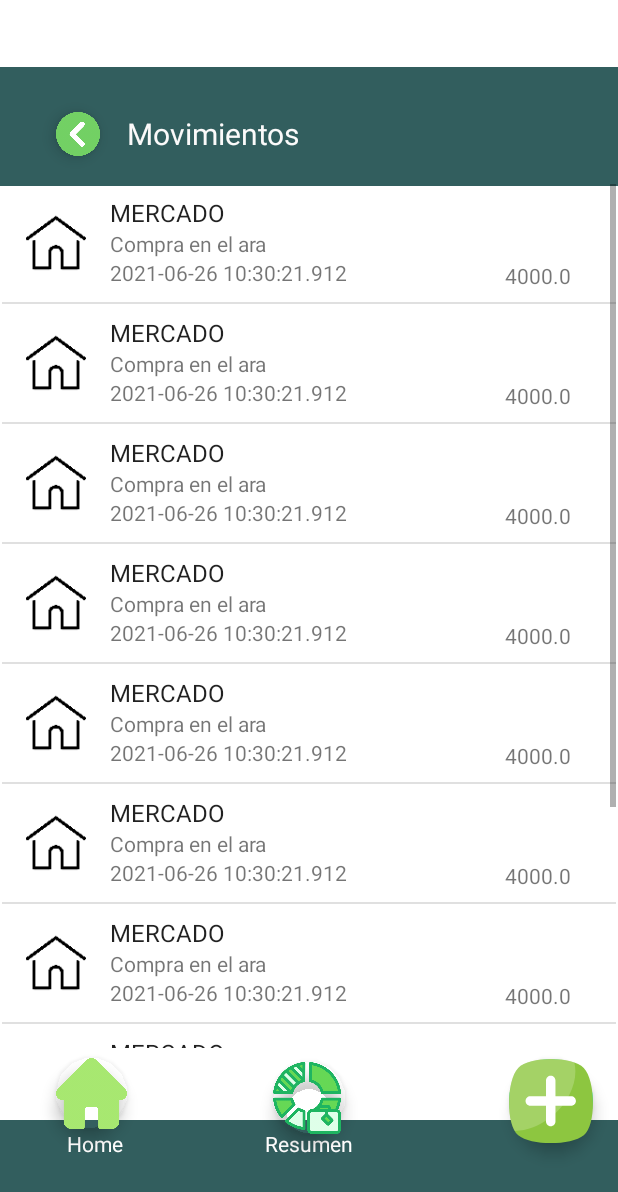
After one commit to AlexanderCanonVillalba/micartera, an Android app: the DetailsFragment screen opened directly, with no data from a screen before it, on a phone screen of 412 x 824 dp. The commit adds this screen. Shown: the top 1192 px of the screen. Run offline under Robolectric (Android 15) with nearby library versions, the light colour scheme and no system bars.

Commit message:
implementation financial details

```diff
--- a/app/build.gradle
+++ b/app/build.gradle
@@ -40,7 +40,9 @@ dependencies {
     implementation 'androidx.lifecycle:lifecycle-viewmodel-ktx:2.2.0'
     implementation 'androidx.navigation:navigation-fragment:2.3.0'
     implementation 'androidx.navigation:navigation-ui:2.3.0'
+    implementation 'androidx.legacy:legacy-support-v4:1.0.0'
     testImplementation 'junit:junit:4.+'
     androidTestImplementation 'androidx.test.ext:junit:1.1.2'
     androidTestImplementation 'androidx.test.espresso:espresso-core:3.3.0'
+    implementation 'com.github.bumptech.glide:glide:4.10.0'
 }
--- a/app/src/main/java/com/example/micartera/DashboardActivity.java
+++ b/app/src/main/java/com/example/micartera/DashboardActivity.java
@@ -65,7 +65,6 @@ public class DashboardActivity extends AppCompatActivity {
         binding.appBarDashboard.toolbar.addView(totalAhorros);
         binding.appBarDashboard.toolbar.addView(typeMoney);
 
-        binding.appBarDashboard.toolbar.setTitle("HOLA");
 
 
         setContentView(binding.getRoot());
--- /dev/null
+++ b/app/src/main/java/com/example/micartera/MainActivity2.java
@@ -0,0 +1,31 @@
+package com.example.micartera;
+
+import androidx.appcompat.app.AppCompatActivity;
+import androidx.fragment.app.FragmentActivity;
+
+import android.app.Fragment;
+import android.os.Bundle;
+import android.view.View;
+import android.widget.Button;
+
+import com.example.micartera.databinding.ActivityMainBinding;
+import com.example.micartera.databinding.DetailsActivityBinding;
+import com.example.micartera.databinding.DetailsFragmentBinding;
+import com.example.micartera.ui.details.DetailsFragment;
+
+public class MainActivity2 extends AppCompatActivity {
+
+    @Override
+    protected void onCreate(Bundle savedInstanceState) {
+        super.onCreate(savedInstanceState);
+
+        setContentView(R.layout.details_activity);
+        if (savedInstanceState == null) {
+            getSupportFragmentManager().beginTransaction()
+                    .replace(R.id.container, DetailsFragment.newInstance(), "detailsFragment")
+                    .commitNow();
+
+        }
+    }
+
+}
--- a/app/src/main/java/com/example/micartera/domain/entity/FinancialAdjustment.java
+++ b/app/src/main/java/com/example/micartera/domain/entity/FinancialAdjustment.java
@@ -1,9 +1,71 @@
 package com.example.micartera.domain.entity;
+
+import com.example.micartera.R;
 
 import java.sql.Timestamp;
 
 public class FinancialAdjustment {
       float value ;
       int adjustmentType ;
+      String category;
+      String description;
       Timestamp date;
+
+      public FinancialAdjustment(float value,  int adjustmentType, String category, String description, Timestamp date){
+            this.value =  value;
+            this.category = category;
+            this.adjustmentType = adjustmentType;
+            this.description =  description;
+            this.date = date;
+      }
+
+      public float getValue() {
+            return value;
+      }
+
+      public void setValue(float value) {
+            this.value = value;
+      }
+
+      public int getAdjustmentType() {
+            return adjustmentType;
+      }
+
+      public void setAdjustmentType(int adjustmentType) {
+            this.adjustmentType = adjustmentType;
+      }
+
+      public String getCategory() {
+            return category;
+      }
+
+      public void setCategory(String category) {
+            this.category = category;
+      }
+
+      public String getDescription() {
+            return description;
+      }
+
+      public void setDescription(String description) {
+            this.description = description;
+      }
+
+      public Timestamp getDate() {
+            return date;
+      }
+
+      public void setDate(Timestamp date) {
+            this.date = date;
+      }
+
+      public int getIdCategory() {
+            int idCategory = 0;
+            switch (category){
+                  case "Mercado":
+                        idCategory =  R.drawable.home;
+                  case "":
+            }
+            return idCategory;
+      }
 }
--- a/app/src/main/java/com/example/micartera/domain/port/Repository.java
+++ b/app/src/main/java/com/example/micartera/domain/port/Repository.java
@@ -1,5 +1,6 @@
 package com.example.micartera.domain.port;
 
+import com.example.micartera.domain.entity.FinancialAdjustment;
 import com.example.micartera.domain.entity.FinancialDetails;
 import com.example.micartera.domain.entity.FinancialDetailsSimple;
 import com.example.micartera.domain.query.GetFinancialAdjustment;
@@ -8,4 +9,5 @@ import java.util.List;
 
 public interface Repository {
     public List<FinancialDetailsSimple> GetTotals(GetFinancialAdjustment query);
+    public  List<FinancialAdjustment> GetDetails(GetFinancialAdjustment query);
 }
--- a/app/src/main/java/com/example/micartera/infrastructure/repository/RepositoryMemory.java
+++ b/app/src/main/java/com/example/micartera/infrastructure/repository/RepositoryMemory.java
@@ -1,15 +1,23 @@
 package com.example.micartera.infrastructure.repository;
 
 import com.example.micartera.domain.entity.Account;
+import com.example.micartera.domain.entity.FinancialAdjustment;
 import com.example.micartera.domain.entity.FinancialDetails;
 import com.example.micartera.domain.entity.FinancialDetailsSimple;
 import com.example.micartera.domain.port.Repository;
 import com.example.micartera.domain.query.GetFinancialAdjustment;
 
+import java.security.cert.CertPath;
+import java.sql.Time;
+import java.sql.Timestamp;
+import java.time.Instant;
+import java.time.LocalDateTime;
 import java.util.ArrayList;
+import java.util.Date;
 import java.util.List;
 
 public class RepositoryMemory implements Repository {
+
 
     @Override
     public List<FinancialDetailsSimple> GetTotals(GetFinancialAdjustment query) {
@@ -24,4 +32,18 @@ public class RepositoryMemory implements Repository {
         return listFinancialDetailsSimple;
     }
 
+    @Override
+    public List<FinancialAdjustment> GetDetails(GetFinancialAdjustment query) {
+        List<FinancialAdjustment> details  = new ArrayList<>();
+
+        Timestamp timestamp = new java.sql.Timestamp(System.currentTimeMillis());
+        for (int i=0; i<10 ; i++){
+            System.out.println("repository");
+            FinancialAdjustment financialAdjustment = new FinancialAdjustment(4000,2, "MERCADO", "Compra en el ara", timestamp);
+            details.add(financialAdjustment);
+        }
+
+        return details;
+    }
+
 }
--- /dev/null
+++ b/app/src/main/java/com/example/micartera/ui/details/DetailsFragment.java
@@ -0,0 +1,69 @@
+package com.example.micartera.ui.details;
+
+import androidx.lifecycle.ViewModelProvider;
+
+import android.content.Intent;
+import android.graphics.Typeface;
+import android.os.Bundle;
+
+import androidx.annotation.NonNull;
+import androidx.annotation.Nullable;
+import androidx.fragment.app.Fragment;
+
+import android.view.LayoutInflater;
+import android.view.View;
+import android.view.ViewGroup;
+import android.widget.ArrayAdapter;
+import android.widget.ListView;
+
+import com.example.micartera.DashboardActivity;
+import com.example.micartera.R;
+import com.example.micartera.databinding.DetailsFragmentBinding;
+import com.example.micartera.databinding.FragmentHomeBinding;
+import com.example.micartera.domain.entity.FinancialAdjustment;
+import com.example.micartera.domain.query.GetFinancialAdjustment;
+import com.example.micartera.infrastructure.repository.RepositoryMemory;
+
+import java.util.ArrayList;
+import java.util.List;
+
+public class DetailsFragment extends Fragment {
+
+    private DetailsViewModel mViewModel;
+    private DetailsFragmentBinding binding;
+
+    public static DetailsFragment newInstance() {
+        return new DetailsFragment();
+    }
+
+    @Nullable
+    @Override
+    public View onCreateView(@NonNull LayoutInflater inflater, @Nullable ViewGroup container,
+                             @Nullable Bundle savedInstanceState) {
+
+
+        binding = DetailsFragmentBinding.inflate(inflater, container, false);
+        binding.previus.setOnClickListener(this::previus);
+        ArrayAdapter<FinancialAdjustment> mLeadsAdapter;
+        List<FinancialAdjustment> list = new RepositoryMemory().GetDetails(new GetFinancialAdjustment(1, 2,3));
+        mLeadsAdapter = new ListViewAdapter(getActivity(), list);
+       System.out.println("validando...." + list.size());
+        binding.listMovimientos.setAdapter(mLeadsAdapter);
+
+        return binding.getRoot();
+
+    }
+
+    public void previus(View view){
+        Intent dashboard =  new Intent(this.getContext(), DashboardActivity.class);
+        startActivity(dashboard);
+    }
+
+    @Override
+    public void onActivityCreated(@Nullable Bundle savedInstanceState) {
+        super.onActivityCreated(savedInstanceState);
+        mViewModel = new ViewModelProvider(this).get(DetailsViewModel.class);
+        // TODO: Use the ViewModel
+    }
+
+}
--- /dev/null
+++ b/app/src/main/java/com/example/micartera/ui/details/DetailsViewModel.java
@@ -0,0 +1,7 @@
+package com.example.micartera.ui.details;
+
+import androidx.lifecycle.ViewModel;
+
+public class DetailsViewModel extends ViewModel {
+    // TODO: Implement the ViewModel
+}
--- /dev/null
+++ b/app/src/main/java/com/example/micartera/ui/details/ListViewAdapter.java
@@ -0,0 +1,70 @@
+package com.example.micartera.ui.details;
+
+import android.content.Context;
+import android.view.LayoutInflater;
+import android.view.View;
+import android.view.ViewGroup;
+import android.widget.ArrayAdapter;
+import android.widget.ImageView;
+import android.widget.TextView;
+
+import com.bumptech.glide.Glide;
+import com.example.micartera.R;
+import com.example.micartera.domain.entity.FinancialAdjustment;
+import com.example.micartera.domain.entity.FinancialDetails;
+
+import java.util.List;
+
+public class ListViewAdapter  extends ArrayAdapter<FinancialAdjustment> {
+
+    private Context context;
+
+    public ListViewAdapter(Context context, List<FinancialAdjustment> objects){
+        super(context, 0, objects);
+        this.context = context;
+    }
+
+    @Override
+    public View getView(int position, View convertView, ViewGroup parent) {
+        // Obtener inflater.
+        LayoutInflater inflater = (LayoutInflater) getContext()
+                .getSystemService(Context.LAYOUT_INFLATER_SERVICE);
+
+        // ¿Existe el view actual?
+        if (null == convertView) {
+            convertView = inflater.inflate(
+                    R.layout.list_item_lead,
+                    parent,
+                    false);
+        }
+
+        // Referencias UI.
+        ImageView avatar = (ImageView) convertView.findViewById(R.id.iv_avatar);
+        TextView category = (TextView) convertView.findViewById(R.id.tv_category);
+        TextView description = (TextView) convertView.findViewById(R.id.tv_description);
+        TextView date = (TextView) convertView.findViewById(R.id.tv_date);
+        TextView value = (TextView) convertView.findViewById(R.id.tv_value);
+
+        // Lead actual.
+        FinancialAdjustment lead = getItem(position);
+
+        // Setup.
+        Glide.with(this.context).load(R.drawable.home).into(avatar);
+        category.setText(lead.getCategory());
+        description.setText(lead.getDescription());
+        date.setText(lead.getDate().toString());
+        value.setText(String.valueOf(lead.getValue()));
+
+        return convertView;
+    }
+
+
+    public int GetAvatar(String category){
+        int idCategory = 0;
+        switch (category){
+            case "Mercado":
+                idCategory =  R.drawable.home;
+        }
+      return idCategory;
+    }
+}
--- a/app/src/main/java/com/example/micartera/ui/home/HomeFragment.java
+++ b/app/src/main/java/com/example/micartera/ui/home/HomeFragment.java
@@ -1,5 +1,6 @@
 package com.example.micartera.ui.home;
 
+import android.content.Intent;
 import android.graphics.Color;
 import android.graphics.Typeface;
 import android.graphics.drawable.Drawable;
@@ -20,9 +21,13 @@ import androidx.annotation.RequiresApi;
 import androidx.cardview.widget.CardView;
 import androidx.core.content.ContextCompat;
 import androidx.fragment.app.Fragment;
+import androidx.fragment.app.FragmentManager;
+import androidx.fragment.app.FragmentTransaction;
 import androidx.lifecycle.Observer;
 import androidx.lifecycle.ViewModelProvider;
 
+import com.example.micartera.DashboardActivity;
+import com.example.micartera.MainActivity2;
 import com.example.micartera.R;
 import com.example.micartera.core.ReadingTotals;
 import com.example.micartera.databinding.FragmentHomeBinding;
@@ -71,8 +76,7 @@ public class HomeFragment extends Fragment {
             int imageResource = getResources().getIdentifier(uri, null, getActivity().getPackageName());
             Drawable imagen = ContextCompat.getDrawable(this.getContext(), imageResource);
             view.setBackground(imagen);
-
-
+            view.setOnClickListener(this::Cambiar);
 
 
             Typeface boldTypeface = Typeface.defaultFromStyle(Typeface.BOLD);
@@ -115,6 +119,13 @@ public class HomeFragment extends Fragment {
         return root;
     }
 
+
+    public void Cambiar(View view) {
+        Intent dashboard =  new Intent(this.getContext(), MainActivity2.class);
+        startActivity(dashboard);
+
+    }
+
     @Override
     public void onDestroyView() {
         super.onDestroyView();
--- /dev/null
+++ b/app/src/main/res/layout/details_activity.xml
@@ -0,0 +1,8 @@
+<?xml version="1.0" encoding="utf-8"?>
+<FrameLayout xmlns:android="http://schemas.android.com/apk/res/android"
+    xmlns:app="http://schemas.android.com/apk/res-auto"
+    xmlns:tools="http://schemas.android.com/tools"
+    android:id="@+id/container"
+    android:layout_width="match_parent"
+    android:layout_height="match_parent"
+    tools:context=".MainActivity2" />
--- /dev/null
+++ b/app/src/main/res/layout/details_fragment.xml
@@ -0,0 +1,174 @@
+<?xml version="1.0" encoding="utf-8"?>
+<androidx.constraintlayout.widget.ConstraintLayout xmlns:android="http://schemas.android.com/apk/res/android"
+    xmlns:app="http://schemas.android.com/apk/res-auto"
+    xmlns:tools="http://schemas.android.com/tools"
+    android:id="@+id/details"
+    android:layout_width="match_parent"
+    android:layout_height="match_parent"
+    tools:context=".ui.details.DetailsFragment">
+
+    <androidx.constraintlayout.widget.ConstraintLayout
+        android:layout_width="match_parent"
+        android:layout_height="match_parent"
+        tools:context=".ui.home.DetailsFragment">
+
+        <View
+            android:id="@+id/view5"
+            android:layout_width="424dp"
+            android:layout_height="79dp"
+            android:layout_marginBottom="656dp"
+            android:background="#325E5E"
+            app:layout_constraintBottom_toBottomOf="parent"
+            app:layout_constraintEnd_toEndOf="parent"
+            app:layout_constraintStart_toStartOf="parent"
+            app:layout_constraintTop_toTopOf="parent" />
+
+        <View
+            android:id="@+id/view3"
+            android:layout_width="421dp"
+            android:layout_height="77dp"
+            android:background="#325E5E"
+            app:layout_constraintBottom_toBottomOf="parent"
+            app:layout_constraintEnd_toEndOf="parent"
+            app:layout_constraintStart_toStartOf="parent"
+            tools:visibility="visible" />
+
+
+        <com.google.android.material.floatingactionbutton.FloatingActionButton
+            android:id="@+id/floatingActionButton"
+            android:layout_width="wrap_content"
+            android:layout_height="wrap_content"
+            android:layout_marginStart="339dp"
+            android:layout_marginLeft="339dp"
+            android:layout_marginTop="659dp"
+            android:layout_marginBottom="16dp"
+            android:clickable="true"
+            android:foreground="@drawable/mas"
+            android:src="@drawable/mas"
+            app:layout_constraintBottom_toBottomOf="parent"
+            app:layout_constraintStart_toStartOf="parent"
+            app:layout_constraintTop_toTopOf="parent" />
+
+        <com.google.android.material.floatingactionbutton.FloatingActionButton
+            android:id="@+id/floatingActionButton3"
+            android:layout_width="51dp"
+            android:layout_height="47dp"
+            android:layout_marginStart="37dp"
+            android:layout_marginLeft="37dp"
+            android:layout_marginTop="659dp"
+            android:layout_marginEnd="327dp"
+            android:layout_marginRight="327dp"
+            android:layout_marginBottom="25dp"
+            android:clickable="true"
+            android:foreground="@drawable/home__1_"
+            app:backgroundTint="#02FFFFFF"
+            app:layout_constraintBottom_toBottomOf="parent"
+            app:layout_constraintEnd_toEndOf="parent"
+            app:layout_constraintStart_toStartOf="parent"
+            app:layout_constraintTop_toTopOf="parent" />
+
+        <com.google.android.material.floatingactionbutton.FloatingActionButton
+            android:id="@+id/previus"
+            android:layout_width="86dp"
+            android:layout_height="29dp"
+            android:layout_marginStart="37dp"
+            android:layout_marginLeft="37dp"
+            android:layout_marginTop="28dp"
+            android:layout_marginEnd="345dp"
+            android:layout_marginRight="345dp"
+            android:layout_marginBottom="674dp"
+            android:clickable="true"
+            android:foreground="@drawable/previous__1_"
+            app:backgroundTint="#02FFFFFF"
+            app:layout_constraintBottom_toBottomOf="parent"
+            app:layout_constraintEnd_toEndOf="parent"
+            app:layout_constraintStart_toStartOf="parent"
+            app:layout_constraintTop_toTopOf="parent" />
+
+        <com.google.android.material.floatingactionbutton.FloatingActionButton
+            android:id="@+id/floatingActionButton2"
+            android:layout_width="48dp"
+            android:layout_height="50dp"
+            android:layout_marginStart="179dp"
+            android:layout_marginLeft="179dp"
+            android:layout_marginTop="659dp"
+            android:layout_marginEnd="179dp"
+            android:layout_marginRight="179dp"
+            android:layout_marginBottom="19dp"
+            android:clickable="true"
+            android:foreground="@drawable/diagrama__2_"
+            app:backgroundTint="#02FFFFFF"
+            app:layout_constraintBottom_toBottomOf="parent"
+            app:layout_constraintEnd_toEndOf="parent"
+            app:layout_constraintStart_toStartOf="parent"
+            app:layout_constraintTop_toTopOf="parent" />
+
+        <TextView
+            android:id="@+id/textView2"
+            android:layout_width="wrap_content"
+            android:layout_height="wrap_content"
+            android:layout_marginStart="37dp"
+            android:layout_marginLeft="37dp"
+            android:layout_marginTop="706dp"
+            android:layout_marginEnd="329dp"
+            android:layout_marginRight="329dp"
+            android:layout_marginBottom="6dp"
+            android:text="  Home"
+            android:textColor="#FFFEFE"
+            app:layout_constraintBottom_toBottomOf="parent"
+            app:layout_constraintEnd_toEndOf="parent"
+            app:layout_constraintStart_toStartOf="parent"
+            app:layout_constraintTop_toTopOf="parent" />
+
+        <TextView
+            android:id="@+id/textView3"
+            android:layout_width="wrap_content"
+            android:layout_height="wrap_content"
+            android:layout_marginStart="176dp"
+            android:layout_marginLeft="176dp"
+            android:layout_marginTop="706dp"
+            android:layout_marginEnd="176dp"
+            android:layout_marginRight="176dp"
+            android:layout_marginBottom="6dp"
+            android:text="Resumen"
+            android:textColor="#FFFEFE"
+            app:layout_constraintBottom_toBottomOf="parent"
+            app:layout_constraintEnd_toEndOf="parent"
+            app:layout_constraintStart_toStartOf="parent"
+            app:layout_constraintTop_toTopOf="parent" />
+
+        <TextView
+            android:id="@+id/root"
+            android:layout_width="wrap_content"
+            android:layout_height="wrap_content"
+            android:layout_marginStart="84dp"
+            android:layout_marginLeft="84dp"
+            android:layout_marginTop="29dp"
+            android:layout_marginEnd="211dp"
+            android:layout_marginRight="211dp"
+            android:layout_marginBottom="675dp"
+            android:text="Movimientos"
+            android:textColor="#FBFAFA"
+            android:textSize="20sp"
+            app:layout_constraintBottom_toBottomOf="parent"
+            app:layout_constraintEnd_toEndOf="parent"
+            app:layout_constraintStart_toStartOf="parent"
+            app:layout_constraintTop_toTopOf="parent" />
+
+        <ListView
+            android:id="@+id/listMovimientos"
+            android:layout_width="409dp"
+            android:layout_height="576dp"
+            android:layout_marginStart="1dp"
+            android:layout_marginLeft="1dp"
+            android:layout_marginTop="76dp"
+            android:layout_marginEnd="1dp"
+            android:layout_marginRight="1dp"
+            android:layout_marginBottom="79dp"
+            app:layout_constraintBottom_toBottomOf="parent"
+            app:layout_constraintEnd_toEndOf="parent"
+            app:layout_constraintStart_toStartOf="parent"
+            app:layout_constraintTop_toTopOf="parent" />
+
+    </androidx.constraintlayout.widget.ConstraintLayout>
+</androidx.constraintlayout.widget.ConstraintLayout>
--- /dev/null
+++ b/app/src/main/res/layout/list_item_lead.xml
@@ -0,0 +1,56 @@
+<?xml version="1.0" encoding="utf-8"?>
+<RelativeLayout xmlns:android="http://schemas.android.com/apk/res/android"
+    xmlns:tools="http://schemas.android.com/tools"
+    android:layout_width="match_parent"
+    android:layout_height="wrap_content"
+    android:minHeight="?attr/listPreferredItemHeight"
+    android:orientation="vertical"
+    android:paddingBottom="8dp"
+    android:paddingLeft="@dimen/activity_horizontal_margin"
+    android:paddingRight="@dimen/activity_horizontal_margin"
+    android:paddingTop="8dp">
+
+    <ImageView
+        android:id="@+id/iv_avatar"
+        android:layout_width="40dp"
+        android:layout_height="40dp"
+        android:layout_centerVertical="true" />
+
+    <TextView
+        android:id="@+id/tv_category"
+        android:layout_width="wrap_content"
+        android:layout_height="wrap_content"
+        android:layout_marginLeft="56dp"
+        android:text="Nombre"
+        android:textAppearance="?attr/textAppearanceListItem"
+        tools:text="Mercado" />
+
+    <TextView
+        android:id="@+id/tv_description"
+        android:layout_width="wrap_content"
+        android:layout_height="wrap_content"
+        android:layout_alignLeft="@+id/tv_category"
+        android:layout_below="@+id/tv_category"
+        android:text="Detalle"
+        tools:text="Compra en el Ara" />
+
+    <TextView
+        android:id="@+id/tv_date"
+        android:layout_width="wrap_content"
+        android:layout_height="wrap_content"
+        android:layout_alignLeft="@+id/tv_category"
+        android:layout_below="@+id/tv_description"
+        android:text="fecha"
+        tools:text="12-05-2021" />
+
+    <TextView
+        android:id="@+id/tv_value"
+        android:layout_width="wrap_content"
+        android:layout_height="wrap_content"
+        android:layout_below="@+id/tv_description"
+        android:layout_alignLeft="@+id/tv_category"
+        android:layout_marginLeft="263dp"
+        android:layout_marginTop="2dp"
+        android:text="valor"
+        tools:text="1000" />
+</RelativeLayout>
--- a/app/src/main/res/values/colors.xml
+++ b/app/src/main/res/values/colors.xml
@@ -7,4 +7,5 @@
     <color name="teal_700">#FF018786</color>
     <color name="black">#FF000000</color>
     <color name="white">#FFFFFFFF</color>
+    <color name="green">#325E5E</color>
 </resources>
--- a/app/src/main/res/values/themes.xml
+++ b/app/src/main/res/values/themes.xml
@@ -2,7 +2,7 @@
     <!-- Base application theme. -->
     <style name="Theme.MiCartera" parent="Theme.MaterialComponents.DayNight.DarkActionBar">
         <!-- Primary brand color. -->
-        <item name="colorPrimary">@color/purple_500</item>
+        <item name="colorPrimary">@color/green</item>
         <item name="colorPrimaryVariant">@color/purple_700</item>
         <item name="colorOnPrimary">@color/white</item>
         <!-- Secondary brand color. -->
```
Also changed, not shown: app/src/main/AndroidManifest.xml (+5 -2 lines), app/src/main/res/drawable/previous__1_.png (added).
